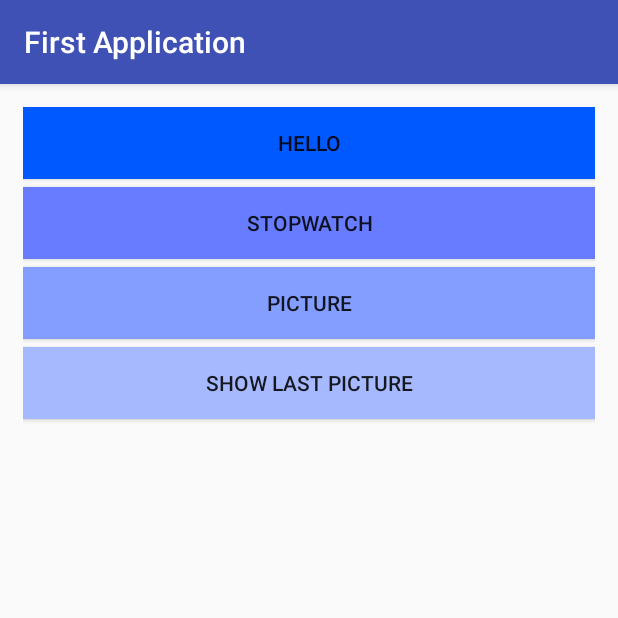
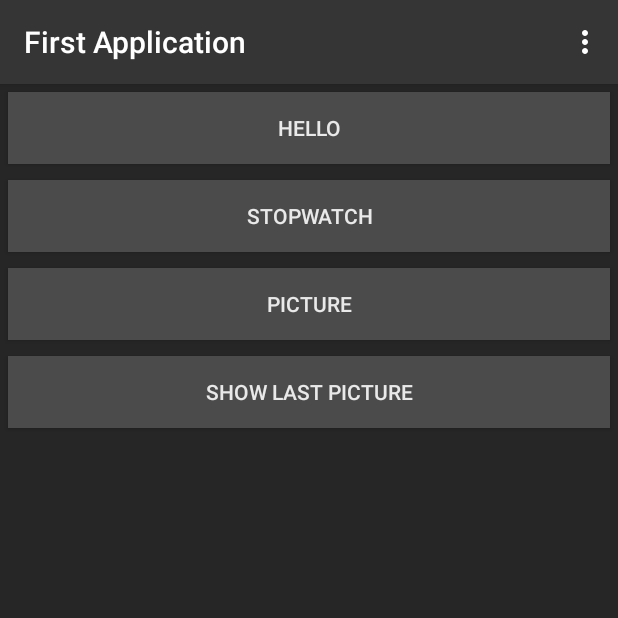
Before and after one commit to pBouillon/L3_Android, an Android app: the screen it shows after launch (MainActivity), on a phone screen of 412 x 824 dp, the top half of it. Run offline under Robolectric (Android 15) with nearby library versions, the phone set to English and light mode, and no system bars.

Commit message:
added contextual menu

```diff
--- a/TP_1/app/src/main/java/com/example/pierrebouillon/introduction/MainActivity.java
+++ b/TP_1/app/src/main/java/com/example/pierrebouillon/introduction/MainActivity.java
@@ -1,5 +1,6 @@
 package com.example.pierrebouillon.introduction;
 
+import android.annotation.SuppressLint;
 import android.content.Intent;
 import android.graphics.Bitmap;
 import android.graphics.BitmapFactory;
@@ -7,7 +8,9 @@ import android.provider.MediaStore;
 import android.support.v7.app.AppCompatActivity;
 import android.os.Bundle;
 import android.util.Log;
-import android.view.View;
+import android.view.Menu;
+import android.view.MenuInflater;
+import android.view.MenuItem;
 import android.widget.Button;
 import android.widget.ImageView;
 import android.widget.Toast;
@@ -93,4 +96,28 @@ public class MainActivity extends AppCompatActivity {
             }
         }
     }
+
+    @Override
+    public boolean onCreateOptionsMenu(Menu menu) {
+        Log.i("MainActivity.Menu", "Menu addition") ;
+        MenuInflater inflater = getMenuInflater() ;
+        inflater.inflate(R.menu.menu_main, menu) ;
+        Log.i("MainActivity", "Menu added") ;
+        return true ;
+    }
+
+    @Override
+    public boolean onOptionsItemSelected(MenuItem item) {
+        Log.i("MainActivity.Menu", "Item clicked") ;
+        switch (item.getItemId()) {
+            case R.id.menu_quit:
+                Log.i("MainActivity.Menu", "Quit app from menu") ;
+                finish() ;
+                break ;
+            default:
+                Log.i("MainActivity.Menu", "Default handling") ;
+                return super.onOptionsItemSelected(item) ;
+        }
+        return true ;
+    }
 }
--- a/TP_1/app/src/main/java/com/example/pierrebouillon/introduction/StopwatchActivity.java
+++ b/TP_1/app/src/main/java/com/example/pierrebouillon/introduction/StopwatchActivity.java
@@ -28,7 +28,8 @@ public class StopwatchActivity extends AppCompatActivity {
 
         startButton.setOnClickListener(v -> {
             toggle(startButton, stopButton) ;
-            begin[0] = GregorianCalendar.getInstance().getTimeInMillis() ;
+            // begin[0] = GregorianCalendar.getInstance().getTimeInMillis() ;
+            begin[0] = System.currentTimeMillis() ;
         });
 
         stopButton.setOnClickListener(v -> {
@@ -44,7 +45,7 @@ public class StopwatchActivity extends AppCompatActivity {
     }
 
     private int getElapsed(long timestamp) {
-        long now    = GregorianCalendar.getInstance().getTimeInMillis() ;
+        long now = System.currentTimeMillis() ;
         return (int) (now - timestamp) / 1000 ;
     }
 }
--- a/TP_1/app/src/main/res/layout/activity_main.xml
+++ b/TP_1/app/src/main/res/layout/activity_main.xml
@@ -3,42 +3,51 @@
     xmlns:tools="http://schemas.android.com/tools"
     android:layout_width="match_parent"
     android:layout_height="match_parent"
-    tools:context="com.example.pierrebouillon.introduction.MainActivity"
+    android:layout_gravity="center_vertical"
+    android:background="@color/colorPrimaryDark"
     android:orientation="vertical"
-    android:layout_margin="15dp">
+    tools:context="com.example.pierrebouillon.introduction.MainActivity">
 
     <Button
+        android:id="@+id/but_hello"
+        android:layout_width="match_parent"
+        android:layout_height="wrap_content"
+        android:layout_margin="5dp"
+        android:background="@color/but_standart"
+        android:text="@string/but_hello"
+        android:textColor="@color/fontColor" />
+
+    <Button
+        android:id="@+id/but_stopwatch"
         android:layout_width="fill_parent"
         android:layout_height="wrap_content"
-        android:id="@+id/but_hello"
-        android:text="@string/but_hello"
-        android:background="@color/but_hello"
-        android:layout_marginBottom="5dp" />
+        android:layout_margin="5dp"
+        android:background="@color/but_standart"
+        android:text="@string/but_stopwatch"
+        android:textColor="@color/fontColor" />
+
     <Button
+        android:id="@+id/but_picture"
         android:layout_width="fill_parent"
         android:layout_height="wrap_content"
-        android:id="@+id/but_stopwatch"
-        android:text="@string/but_stopwatch"
-        android:background="@color/but_stopwatch"
-        android:layout_marginBottom="5dp" />
+        android:layout_margin="5dp"
+        android:background="@color/but_standart"
+        android:text="@string/but_picture"
+        android:textColor="@color/fontColor" />
+
     <Button
+        android:id="@+id/but_show_picture"
         android:layout_width="fill_parent"
         android:layout_height="wrap_content"
-        android:id="@+id/but_picture"
-        android:text="@string/but_picture"
-        android:background="@color/but_picture"
-        android:layout_marginBottom="5dp" />
-    <Button
-        android:layout_width="fill_parent"
-        android:layout_height="wrap_content"
-        android:id="@+id/but_show_picture"
+        android:layout_margin="5dp"
+        android:background="@color/but_standart"
         android:text="@string/but_show_picture"
-        android:background="@color/but_show_picture"
-        android:layout_marginBottom="5dp" />
+        android:textColor="@color/fontColor" />
+
     <ImageView
+        android:id="@+id/imageView"
         android:layout_width="wrap_content"
         android:layout_height="wrap_content"
-        android:id="@+id/imageView"
-        android:layout_gravity="center_horizontal"/>
+        android:layout_gravity="center_horizontal" />
 
 </LinearLayout>
--- /dev/null
+++ b/TP_1/app/src/main/res/menu/menu_main.xml
@@ -0,0 +1,12 @@
+<?xml version="1.0" encoding="utf-8"?>
+<menu
+    xmlns:android="http://schemas.android.com/apk/res/android"
+    xmlns:tools="http://schemas.android.com/tools"
+    tools:context=".MainActivity" >
+
+    <item
+        android:id="@+id/menu_quit"
+        android:title="@string/menu_quit"
+        android:orderInCategory="100" />
+
+</menu>
--- a/TP_1/app/src/main/res/values/colors.xml
+++ b/TP_1/app/src/main/res/values/colors.xml
@@ -1,14 +1,12 @@
 <?xml version="1.0" encoding="utf-8"?>
 <resources>
-    <color name="colorPrimary">#3F51B5</color>
-    <color name="colorPrimaryDark">#303F9F</color>
-    <color name="colorAccent">#FF4081</color>
+    <color name="colorPrimary">#353535</color>
+    <color name="colorPrimaryDark">#262626</color>
+    <color name="colorAccent">#565656</color>
+    <color name="fontColor">#e9e9e9</color>
 
-    <color name="but_hello">#0059ff</color>
-    <color name="but_stopwatch">#677cff</color>
-    <color name="but_picture">#849eff</color>
-    <color name="but_show_picture">#a6b9ff</color>
+    <color name="but_standart">#4b4b4b</color>
 
-    <color name="but_stopwatch_start">#88ff63</color>
-    <color name="but_stopwatch_stop">#ff6a6a</color>
+    <color name="but_stopwatch_start">#3f6334</color>
+    <color name="but_stopwatch_stop">#782828</color>
 </resources>
--- a/TP_1/app/src/main/res/values/strings.xml
+++ b/TP_1/app/src/main/res/values/strings.xml
@@ -8,4 +8,6 @@
 
     <string name="but_stopwatch_start">Start</string>
     <string name="but_stopwatch_stop">Stop</string>
+
+    <string name="menu_quit">Quit</string>
 </resources>
```
Also changed, not shown: TP_1/app/src/main/res/layout/activity_stopwatch.xml (+7 -4 lines).
